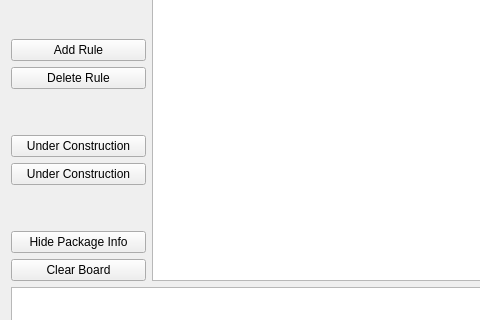
Old version of the form firewall/mainwindow.ui in the repository RazorK/packet-filtering-firewall; both pictures show x 0 to 480 and y 166 to 486 of the 771 by 721 pixel window.
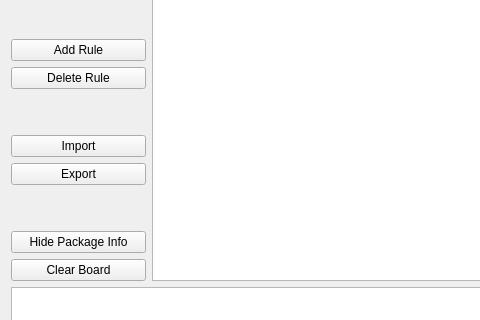
New version of the form.

```diff
--- a/firewall/mainwindow.ui
+++ b/firewall/mainwindow.ui
@@ -132,7 +132,7 @@
           <item>
            <widget class="QPushButton" name="pushButton_2">
             <property name="text">
-             <string>Under Construction</string>
+             <string>Import</string>
             </property>
             <property name="checkable">
              <bool>false</bool>
@@ -142,7 +142,7 @@
           <item>
            <widget class="QPushButton" name="pushButton_3">
             <property name="text">
-             <string>Under Construction</string>
+             <string>Export</string>
             </property>
            </widget>
           </item>
```
Left out of the diff: 4 changed lines with no effect on the pictures.
